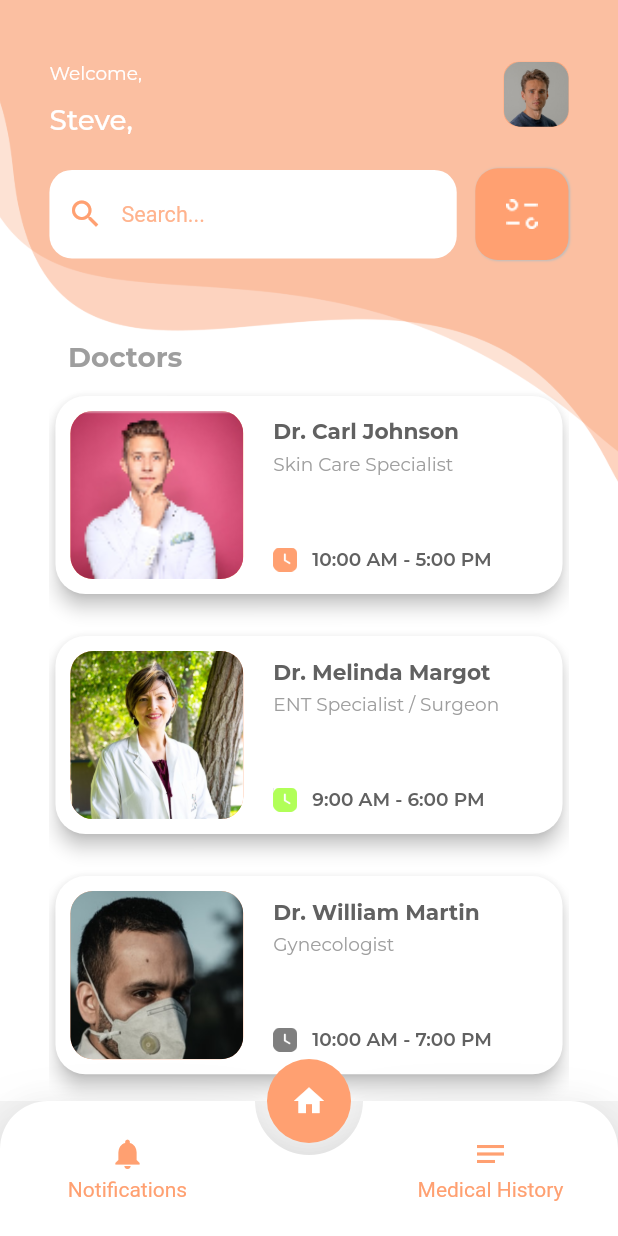
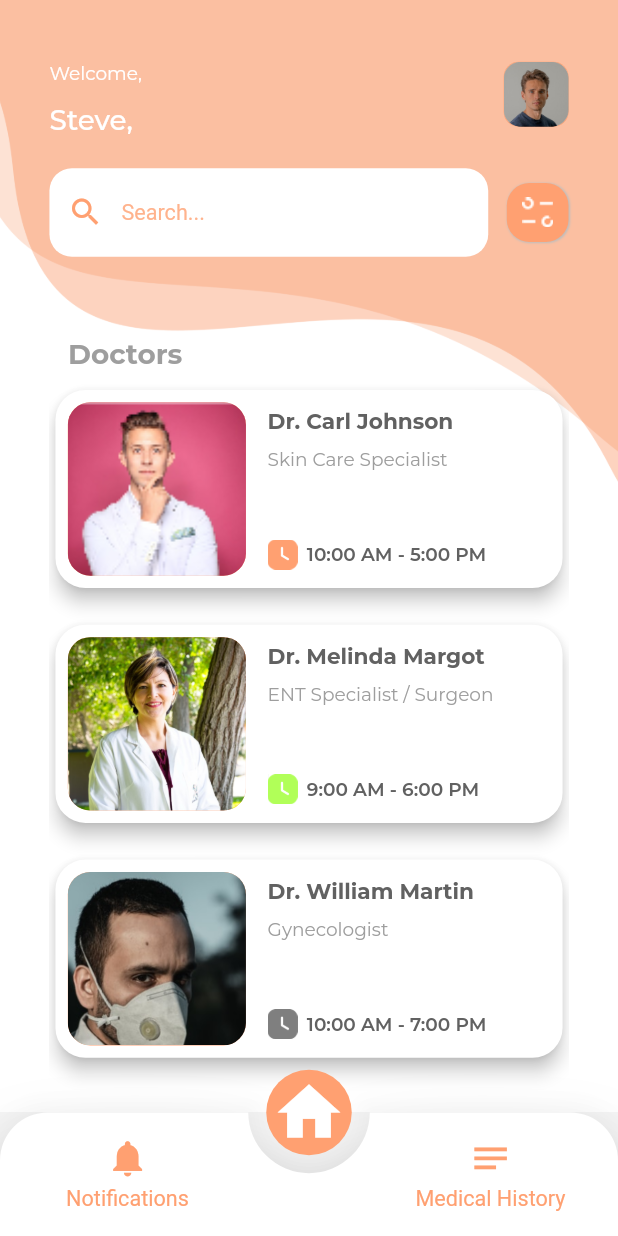
Before and after one commit to SankaM/Kahiya-Mobile, a Flutter app: the ConfirmAppointmentPage screen opened by its route, after a tap on the "home" icon, on a phone screen of 412 x 824 dp. Run offline on Flutter 3.47's test engine with Material 2 defaults, Android fonts, the phone set to English and light mode, and no system bars; drawn by our look-alikes of animated_bottom_navigation_bar, auto_size_text, getwidget; our stand-ins replace dotted_line, flutter_phoenix, get, google_fonts.

Commit message:
[ePatient] Home Page - UI fixing

```diff
--- a/ePatient/10__code/monda_epatient/lib/_0__infra/text_string.dart
+++ b/ePatient/10__code/monda_epatient/lib/_0__infra/text_string.dart
@@ -95,4 +95,6 @@ class TextString {
   static const String label__payment_methods = 'Payment Methods';
 
   static const String label__lorem_ipsum = 'Lorem ipsum dolor sit amet, consectetur adipiscing elit, sed do eiusmod tempor incididunt ut labore et dolore magna aliqua. Ut enim ad minim veniam, quis nostrud exercitation ullamco laboris nisi ut aliquip ex ea commodo consequat. Duis aute irure dolor in reprehenderit in voluptate velit esse cillum dolore eu fugiat nulla pariatur. Excepteur sint occaecat cupidatat non proident, sunt in culpa qui officia deserunt mollit anim id est laborum.';
+
+  static const String label__welcome = 'Welcome,';
 }
--- a/ePatient/10__code/monda_epatient/lib/_4__presentation/common/widget__my_scaffold.dart
+++ b/ePatient/10__code/monda_epatient/lib/_4__presentation/common/widget__my_scaffold.dart
@@ -3,6 +3,7 @@ import 'package:auto_size_text/auto_size_text.dart';
 import 'package:dotted_line/dotted_line.dart';
 import 'package:flutter/material.dart';
 import 'package:monda_epatient/_0__infra/route.dart';
+import 'package:monda_epatient/_0__infra/screen_util.dart';
 import 'package:monda_epatient/_0__infra/style.dart';
 import 'package:monda_epatient/_0__infra/text_string.dart';
 
@@ -50,11 +51,14 @@ class MyScaffold extends StatelessWidget {
       body: _body(),
       floatingActionButton: showFloatingActionButton ? _fab() : null,
       floatingActionButtonLocation: FloatingActionButtonLocation.centerDocked,
-      bottomNavigationBar: showBottomNavigationBar ? _bottomNavigationBar() : null,
+      bottomNavigationBar:
+          showBottomNavigationBar ? _bottomNavigationBar() : null,
     );
 
     if (usingSafeArea) {
-      return SafeArea(child: scaffold,);
+      return SafeArea(
+        child: scaffold,
+      );
     } else {
       return scaffold;
     }
@@ -70,7 +74,10 @@ class MyScaffold extends StatelessWidget {
 
   PreferredSizeWidget _defaultAppBar() {
     return AppBar(
-      title: Text(title, style: TextStyle(fontSize: Style.fontSize_Default),),
+      title: Text(
+        title,
+        style: TextStyle(fontSize: Style.fontSize_Default),
+      ),
     );
   }
 
@@ -96,21 +103,35 @@ class MyScaffold extends StatelessWidget {
     }
   }
 
+  Widget _fab() {
+    var sideSize = ScreenUtil.widthInPercent(14).floor();
+    var margin = ScreenUtil.widthInPercent(1).floor();
 
-  FloatingActionButton _fab() {
-    return FloatingActionButton(
-      child: Icon(Icons.home, color: Colors.white,),
+    return Container(
+      width: sideSize.toDouble(),
+      height: sideSize.toDouble(),
+      margin: EdgeInsets.all(margin.toDouble()),
+      child: FloatingActionButton(
+        child: Icon(
+          Icons.home,
+          color: Colors.white,
+          size: 50,
+        ),
         backgroundColor: Style.colorPalettes[900],
         elevation: 0,
         onPressed: () {
           RouteNavigator.gotoHomePage();
         },
+      ),
     );
   }
 
   Widget _defaultBottomNavigationBar() {
     var itemIconList = [Icons.notifications, Icons.notes];
-    var itemLabelList = [TextString.page_title__notifications, TextString.page_title__medical_history];
+    var itemLabelList = [
+      TextString.page_title__notifications,
+      TextString.page_title__medical_history
+    ];
 
     return AnimatedBottomNavigationBar.builder(
         elevation: 20,
@@ -120,7 +141,7 @@ class MyScaffold extends StatelessWidget {
         notchSmoothness: NotchSmoothness.softEdge,
         leftCornerRadius: 32,
         rightCornerRadius: 32,
-        height: 90,
+        height: ScreenUtil.heightInPercent(10),
         tabBuilder: (int index, bool isActive) {
           return Column(
             mainAxisSize: MainAxisSize.min,
@@ -128,7 +149,7 @@ class MyScaffold extends StatelessWidget {
             children: [
               Icon(
                 itemIconList[index],
-                size: 24,
+                size: ScreenUtil.heightInPercent(3.5),
                 color: Style.colorPrimary,
               ),
               const SizedBox(height: 4),
@@ -137,18 +158,21 @@ class MyScaffold extends StatelessWidget {
                 child: AutoSizeText(
                   itemLabelList[index],
                   maxLines: 1,
-                  style: TextStyle(color: Style.colorPrimary),
+                  style: TextStyle(
+                      color: Style.colorPrimary,
+                      fontSize: Style.fontSize_Default),
                   group: autoSizeGroup,
                 ),
               ),
-              if(isActive) const SizedBox(height: 10),
-              if(isActive) DottedLine(
+              if (isActive) SizedBox(height: ScreenUtil.heightInPercent(0.8)),
+              if (isActive)
+                DottedLine(
                   dashColor: Style.colorPrimary,
-                dashLength: 20,
+                  dashLength: ScreenUtil.widthInPercent(4),
                   dashGapLength: 0,
-                lineThickness: 4,
+                  lineThickness: ScreenUtil.widthInPercent(1),
                   dashRadius: 16,
-                lineLength: 20,
+                  lineLength: ScreenUtil.widthInPercent(5),
                 ),
             ],
           );
@@ -166,7 +190,6 @@ class MyScaffold extends StatelessWidget {
                 break;
               }
           }
-        }
-    );
+        });
   }
 }
--- a/ePatient/10__code/monda_epatient/lib/_4__presentation/page/_1__home/page__home.dart
+++ b/ePatient/10__code/monda_epatient/lib/_4__presentation/page/_1__home/page__home.dart
@@ -69,7 +69,7 @@ class HomePage extends AbstractPageWithBackgroundAndContent {
   Widget _welcomeText(BuildContext context) {
     return Padding(
       padding: EdgeInsets.only(left: ScreenUtil.widthInPercent(8), top: ScreenUtil.heightInPercent(2.5), right: ScreenUtil.widthInPercent(8)),
-      child: Text('Welcome,', style: GoogleFonts.montserrat(fontSize: Style.fontSize_S, color: Style.textColorPrimary),),
+      child: Text(TextString.label__welcome, style: GoogleFonts.montserrat(fontSize: Style.fontSize_S, color: Style.textColorPrimary),),
     );
   }
 
--- a/ePatient/10__code/monda_epatient/lib/_4__presentation/page/_1__home/widget__doctor_card.dart
+++ b/ePatient/10__code/monda_epatient/lib/_4__presentation/page/_1__home/widget__doctor_card.dart
@@ -3,6 +3,7 @@ import 'package:getwidget/components/avatar/gf_avatar.dart';
 import 'package:getwidget/getwidget.dart';
 import 'package:google_fonts/google_fonts.dart';
 import 'package:monda_epatient/_0__infra/route.dart';
+import 'package:monda_epatient/_0__infra/screen_util.dart';
 import 'package:monda_epatient/_0__infra/style.dart';
 
 class DoctorCard extends StatelessWidget {
@@ -27,7 +28,7 @@ class DoctorCard extends StatelessWidget {
     return Container(
       width: width,
       height: height,
-      margin: EdgeInsets.only(top: 10, bottom: 10),
+      margin: EdgeInsets.only(top: ScreenUtil.heightInPercent(1), bottom: ScreenUtil.heightInPercent(1)),
       child: InkWell(
         onTap: () {
           RouteNavigator.gotoDoctorProfilePage(
@@ -47,7 +48,7 @@ class DoctorCard extends StatelessWidget {
               Expanded(
                 flex: 2,
                 child: Container(
-                  margin: EdgeInsets.all(10),
+                  margin: EdgeInsets.all(ScreenUtil.widthInPercent(2)),
                   height: double.infinity,
                   child: GFAvatar(
                     backgroundImage: AssetImage(assetImage),
@@ -59,18 +60,18 @@ class DoctorCard extends StatelessWidget {
               Expanded(
                 flex: 3,
                 child: Container(
-                  margin: EdgeInsets.only(left: 10, top: 15, right: 10, bottom: 15),
+                  margin: EdgeInsets.only(left: ScreenUtil.widthInPercent(1.5), top: ScreenUtil.heightInPercent(1.5), right: ScreenUtil.widthInPercent(1.5), bottom: ScreenUtil.heightInPercent(1.5)),
                   child: Column(
                     crossAxisAlignment: CrossAxisAlignment.start,
                     children: [
                       Text(firstLineText, style: GoogleFonts.montserrat(fontSize: Style.fontSize_Default, color: Colors.grey[700], fontWeight: FontWeight.w700),),
-                      SizedBox(height: 5,),
+                      SizedBox(height: ScreenUtil.heightInPercent(1),),
                       Text(secondLineText, style: GoogleFonts.montserrat(fontSize: Style.fontSize_S, color: Colors.grey[500]),),
                       Spacer(),
                       Row(
                         children: [
-                          Image.asset(assetIcon, width: 16, height: 16,),
-                          SizedBox(width: 10,),
+                          Image.asset(assetIcon, width: Style.iconSize_Default, height: Style.iconSize_Default,),
+                          SizedBox(width: ScreenUtil.widthInPercent(1.5),),
                           Text(thirdLineText, style: GoogleFonts.montserrat(fontSize: Style.fontSize_S, color: Colors.grey[700], fontWeight: FontWeight.w600),),
                         ],
                       )
--- a/ePatient/10__code/monda_epatient/lib/_4__presentation/page/_1__home/widget__filter_button.dart
+++ b/ePatient/10__code/monda_epatient/lib/_4__presentation/page/_1__home/widget__filter_button.dart
@@ -44,7 +44,8 @@ class _FilterButtonState extends State<FilterButton> {
 
   Widget _filterButton() {
     return Container(
-      padding: EdgeInsets.all(ScreenUtil.widthInPercent(5)),
+      width: ScreenUtil.widthInPercent(10),
+      // padding: EdgeInsets.all(ScreenUtil.widthInPercent(1)),
       child: Image.asset(Asset.png_filter_button),
       decoration: BoxDecoration(
         borderRadius: BorderRadius.circular(15),
@@ -74,7 +75,7 @@ class _FilterButtonState extends State<FilterButton> {
         child: Row(
           children: [
             Container(height: ScreenUtil.heightInPercent(3), width: ScreenUtil.widthInPercent(1), color: markerColor,),
-            SizedBox(width: ScreenUtil.heightInPercent(3),),
+            SizedBox(width: ScreenUtil.heightInPercent(3), height: ScreenUtil.heightInPercent(6),),
             Text(menuItemLabel, style: GoogleFonts.montserrat(fontSize: Style.fontSize_Default, fontWeight: FontWeight.w500, color: textColor),),
           ],
         ),
```
Lines whose indentation alone changed are shown as unchanged.
